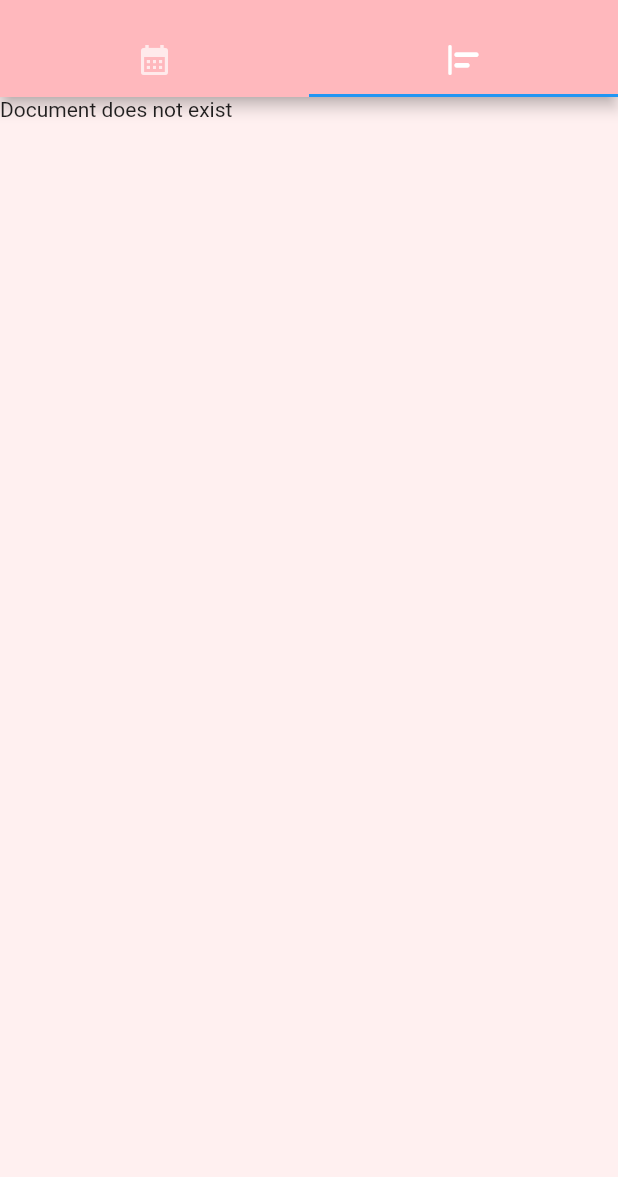
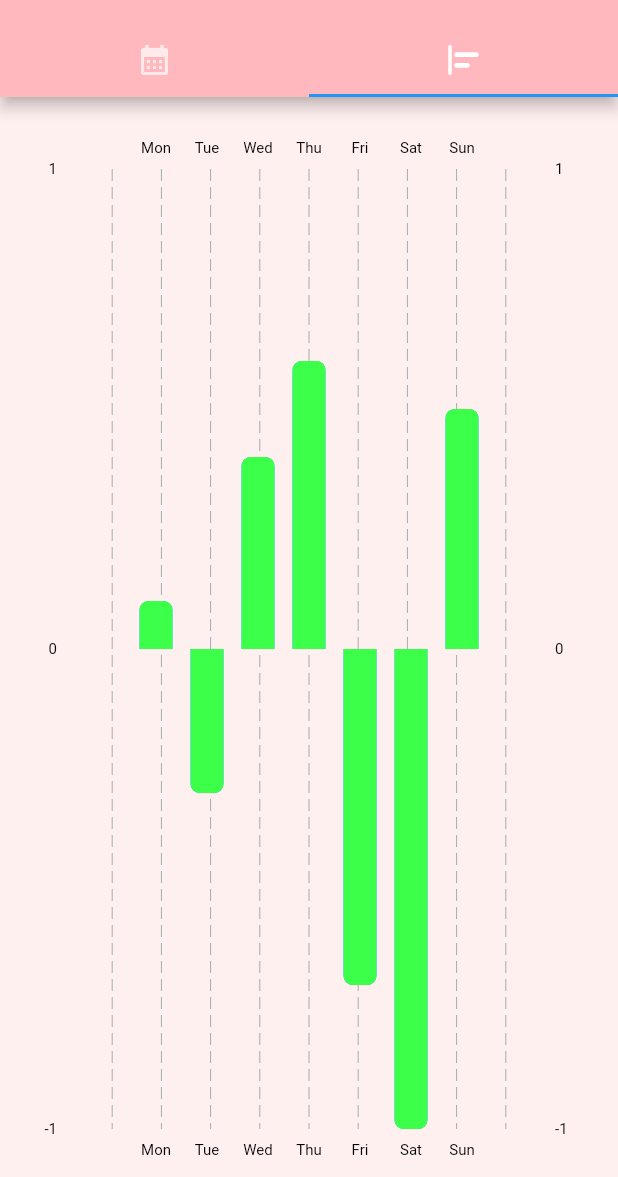
Before and after one commit to Kelpins/Mood-Tracker, a Flutter app: the StatsPage screen opened directly, tab 2 chosen, on a phone screen of 412 x 824 dp, the part 59-1236 px from its top. Run offline on Flutter 3.47's test engine with Material 2 defaults, Android fonts, the phone set to English and light mode, and no system bars; drawn by our look-alikes of fl_chart; our stand-ins replace cloud_firestore, firebase_auth, firebase_core, flutter_heatmap_calendar, group_button, persistent_bottom_nav_bar and 1 more; accounts and stored records are empty.

Commit message:
secondary mood effect page

```diff
--- /dev/null
+++ b/mood_tracker_app/lib/moodEffect2.dart
@@ -0,0 +1,346 @@
+import 'dart:math' as math;
+import 'package:fl_chart/fl_chart.dart';
+import 'package:flutter/material.dart';
+
+class AppColors {
+  static const Color primary = contentColorCyan;
+  static const Color menuBackground = Color(0xFF090912);
+  static const Color itemsBackground = Color(0xFF1B2339);
+  static const Color pageBackground = Color(0xFF282E45);
+  static const Color mainTextColor1 = Colors.black;
+  static const Color mainTextColor2 = Colors.white;
+  static const Color mainTextColor3 = Colors.white38;
+  static const Color mainGridLineColor = Colors.white10;
+  static const Color borderColor = Colors.white54;
+  static const Color gridLinesColor = Color(0x11FFFFFF);
+
+  static const Color contentColorBlack = Colors.black;
+  static const Color contentColorWhite = Colors.white;
+  static const Color contentColorBlue = Color(0xFF2196F3);
+  static const Color contentColorYellow = Color(0xFFFFC300);
+  static const Color contentColorOrange = Color(0xFFFF683B);
+  static const Color contentColorGreen = Color(0xFF3BFF49);
+  static const Color contentColorPurple = Color(0xFF6E1BFF);
+  static const Color contentColorPink = Color(0xFFFF3AF2);
+  static const Color contentColorRed = Color(0xFFE80054);
+  static const Color contentColorCyan = Color(0xFF50E4FF);
+}
+
+class AppUtils {
+  factory AppUtils() {
+    return _singleton;
+  }
+
+  AppUtils._internal();
+  static final AppUtils _singleton = AppUtils._internal();
+
+  double degreeToRadian(double degree) {
+    return degree * math.pi / 180;
+  }
+
+  double radianToDegree(double radian) {
+    return radian * 180 / math.pi;
+  }
+}
+
+class BarChartSample5 extends StatefulWidget {
+  const BarChartSample5({super.key});
+
+  @override
+  State<StatefulWidget> createState() => BarChartSample5State();
+}
+
+class BarChartSample5State extends State<BarChartSample5> {
+  static const double barWidth = 22;
+  static const shadowOpacity = 0.0;
+  static const mainItems = <int, List<double>>{
+    0: [0.1],
+    1: [-0.3],
+    2: [0.4],
+    3: [0.6],
+    4: [-0.7],
+    5: [-1],
+    6: [0.5],
+  };
+  int touchedIndex = -1;
+
+  @override
+  void initState() {
+    super.initState();
+  }
+
+  Widget bottomTitles(double value, TitleMeta meta) {
+    const style = TextStyle(color: Colors.black, fontSize: 10);
+    String text;
+    switch (value.toInt()) {
+      case 0:
+        text = 'Mon';
+        break;
+      case 1:
+        text = 'Tue';
+        break;
+      case 2:
+        text = 'Wed';
+        break;
+      case 3:
+        text = 'Thu';
+        break;
+      case 4:
+        text = 'Fri';
+        break;
+      case 5:
+        text = 'Sat';
+        break;
+      case 6:
+        text = 'Sun';
+        break;
+      default:
+        text = 'hakfhsd';
+        break;
+    }
+    return SideTitleWidget(
+      axisSide: meta.axisSide,
+      child: Text(text, style: style),
+    );
+  }
+
+  Widget topTitles(double value, TitleMeta meta) {
+    const style = TextStyle(color: Colors.black, fontSize: 10);
+    String text;
+    switch (value.toInt()) {
+      case 0:
+        text = 'Mon';
+        break;
+      case 1:
+        text = 'Tue';
+        break;
+      case 2:
+        text = 'Wed';
+        break;
+      case 3:
+        text = 'Thu';
+        break;
+      case 4:
+        text = 'Fri';
+        break;
+      case 5:
+        text = 'Sat';
+        break;
+      case 6:
+        text = 'Sun';
+        break;
+      default:
+        return Container();
+    }
+    return SideTitleWidget(
+      axisSide: meta.axisSide,
+      child: Text(text, style: style),
+    );
+  }
+
+  Widget leftTitles(double value, TitleMeta meta) {
+    const style = TextStyle(color: Colors.black, fontSize: 10);
+    String text;
+    if (value == 0) {
+      text = '0';
+    } else {
+      text = '${value.toInt()}';
+    }
+    return SideTitleWidget(
+      angle: 0,
+      axisSide: meta.axisSide,
+      space: 4,
+      child: Text(
+        text,
+        style: style,
+        textAlign: TextAlign.center,
+      ),
+    );
+  }
+
+  Widget rightTitles(double value, TitleMeta meta) {
+    const style = TextStyle(color: Colors.black, fontSize: 10);
+    String text;
+    if (value == 0) {
+      text = '0';
+    } else {
+      text = '${value.toInt()}';
+    }
+    return SideTitleWidget(
+      angle: 0,
+      axisSide: meta.axisSide,
+      space: 0,
+      child: Text(
+        text,
+        style: style,
+        textAlign: TextAlign.center,
+      ),
+    );
+  }
+
+  BarChartGroupData generateGroup(
+    int x,
+    double value1,
+  ) {
+    final isTop = value1 > 0;
+    final sum = value1;
+    final isTouched = touchedIndex == x;
+    return BarChartGroupData(
+      x: x,
+      groupVertically: true,
+      showingTooltipIndicators: isTouched ? [0] : [],
+      barRods: [
+        BarChartRodData(
+          toY: sum,
+          width: barWidth,
+          borderRadius: isTop
+              ? const BorderRadius.only(
+                  topLeft: Radius.circular(6),
+                  topRight: Radius.circular(6),
+                )
+              : const BorderRadius.only(
+                  bottomLeft: Radius.circular(6),
+                  bottomRight: Radius.circular(6),
+                ),
+          rodStackItems: [
+            BarChartRodStackItem(
+              0,
+              value1,
+              AppColors.contentColorGreen,
+              BorderSide(
+                color: Colors.black,
+                width: isTouched ? 2 : 0,
+              ),
+            ),
+          ],
+        ),
+        BarChartRodData(
+          toY: -sum,
+          width: barWidth,
+          color: Colors.transparent,
+          borderRadius: isTop
+              ? const BorderRadius.only(
+                  bottomLeft: Radius.circular(6),
+                  bottomRight: Radius.circular(6),
+                )
+              : const BorderRadius.only(
+                  topLeft: Radius.circular(6),
+                  topRight: Radius.circular(6),
+                ),
+          rodStackItems: [
+            BarChartRodStackItem(
+              0,
+              -value1,
+              AppColors.contentColorGreen
+                  .withOpacity(isTouched ? shadowOpacity * 2 : shadowOpacity),
+              const BorderSide(color: Colors.transparent),
+            ),
+          ],
+        ),
+      ],
+    );
+  }
+
+  bool isShadowBar(int rodIndex) => rodIndex == 1;
+
+  @override
+  Widget build(BuildContext context) {
+    return AspectRatio(
+      aspectRatio: 0.8,
+      child: Padding(
+        padding: const EdgeInsets.only(top: 16),
+        child: BarChart(
+          BarChartData(
+            alignment: BarChartAlignment.center,
+            maxY: 1,
+            minY: -1,
+            groupsSpace: 12,
+            barTouchData: BarTouchData(
+              handleBuiltInTouches: false,
+              touchCallback: (FlTouchEvent event, barTouchResponse) {
+                if (!event.isInterestedForInteractions ||
+                    barTouchResponse == null ||
+                    barTouchResponse.spot == null) {
+                  setState(() {
+                    touchedIndex = -1;
+                  });
+                  return;
+                }
+                final rodIndex = barTouchResponse.spot!.touchedRodDataIndex;
+                if (isShadowBar(rodIndex)) {
+                  setState(() {
+                    touchedIndex = -1;
+                  });
+                  return;
+                }
+                setState(() {
+                  touchedIndex = barTouchResponse.spot!.touchedBarGroupIndex;
+                });
+              },
+            ),
+            titlesData: FlTitlesData(
+              show: true,
+              topTitles: AxisTitles(
+                sideTitles: SideTitles(
+                  showTitles: true,
+                  reservedSize: 32,
+                  getTitlesWidget: topTitles,
+                ),
+              ),
+              bottomTitles: AxisTitles(
+                sideTitles: SideTitles(
+                  showTitles: true,
+                  reservedSize: 32,
+                  getTitlesWidget: bottomTitles,
+                ),
+              ),
+              leftTitles: AxisTitles(
+                sideTitles: SideTitles(
+                  showTitles: true,
+                  getTitlesWidget: leftTitles,
+                  interval: 5,
+                  reservedSize: 42,
+                ),
+              ),
+              rightTitles: AxisTitles(
+                sideTitles: SideTitles(
+                  showTitles: true,
+                  getTitlesWidget: rightTitles,
+                  interval: 5,
+                  reservedSize: 42,
+                ),
+              ),
+            ),
+            gridData: FlGridData(
+              show: true,
+              checkToShowHorizontalLine: (value) => value % 5 == 0,
+              getDrawingHorizontalLine: (value) {
+                if (value == 0) {
+                  return FlLine(
+                    color: AppColors.borderColor.withOpacity(0.1),
+                    strokeWidth: 3,
+                  );
+                }
+                return FlLine(
+                  color: AppColors.borderColor.withOpacity(0.05),
+                  strokeWidth: 0.8,
+                );
+              },
+            ),
+            borderData: FlBorderData(
+              show: false,
+            ),
+            barGroups: mainItems.entries
+                .map(
+                  (e) => generateGroup(
+                    e.key,
+                    e.value[0],
+                  ),
+                )
+                .toList(),
+          ),
+        ),
+      ),
+    );
+  }
+}
--- a/mood_tracker_app/lib/statsPage.dart
+++ b/mood_tracker_app/lib/statsPage.dart
@@ -3,6 +3,7 @@ import 'package:flutter/material.dart';
 import 'package:mood_tracker_app/signin.dart';
 import 'heatmap.dart';
 import 'moodEffect.dart';
+import 'moodEffect2.dart';
 import 'firebase_options.dart';
 import 'package:persistent_bottom_nav_bar/persistent_tab_view.dart';
 
@@ -53,7 +54,7 @@ class StatsPage extends StatelessWidget {
               body: TabBarView(
                 children: <Widget>[
                   heatmap(email),
-                  moodEffect(),
+                  BarChartSample5(),
                 ],
               )));
     }
```
